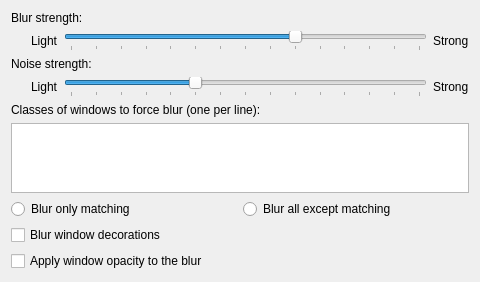
The window that src/kcm/blur_config.ui (taj-ny/kwin-effects-forceblur) describes before a commit, drawn with Qt 5.
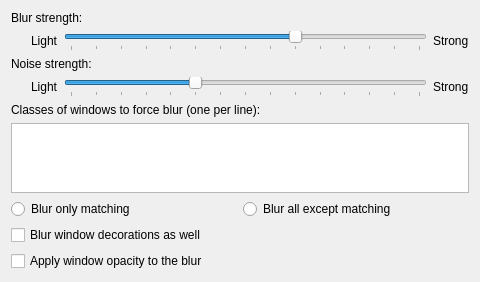
The same window after the commit.

Commit message: fix decoration blur

What changed in the file:
```diff
--- a/src/kcm/blur_config.ui
+++ b/src/kcm/blur_config.ui
@@ -185,7 +185,7 @@
    <item>
     <widget class="QCheckBox" name="kcfg_BlurDecorations">
      <property name="text">
-      <string>Blur window decorations</string>
+      <string>Blur window decorations as well</string>
      </property>
     </widget>
    </item>
```
The commit also changes 1 other file.
